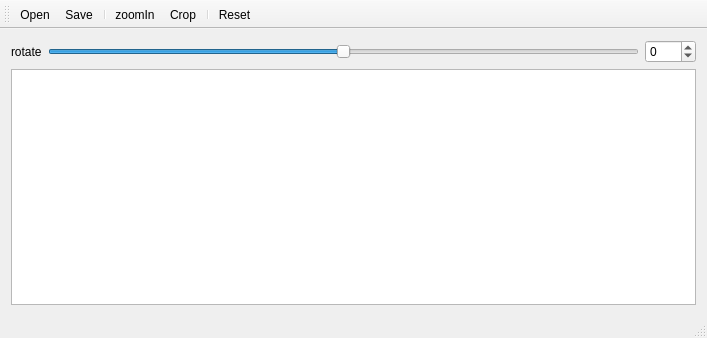
Qt form ImageViewer/mainwindow.ui (HazemSamir/QImageViewer) before a commit.
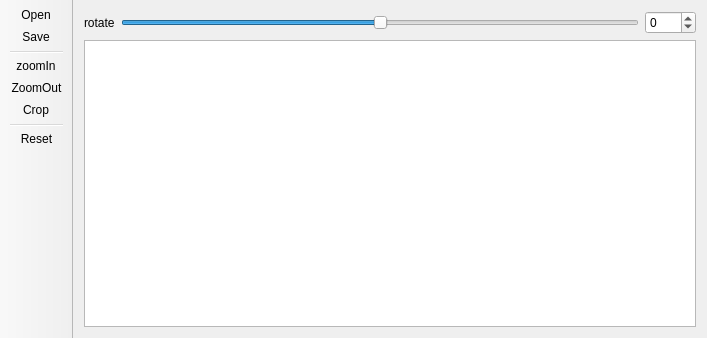
The same form after that commit. Icons and pictures are not drawn.

Commit message: Change zoomin and default cursor and add zoom using Wheel

What changed in the file:
```diff
--- a/ImageViewer/mainwindow.ui
+++ b/ImageViewer/mainwindow.ui
@@ -78,13 +78,18 @@
     </item>
    </layout>
   </widget>
-  <widget class="QStatusBar" name="statusBar"/>
   <widget class="QToolBar" name="toolBar">
    <property name="windowTitle">
     <string>toolBar</string>
    </property>
+   <property name="movable">
+    <bool>false</bool>
+   </property>
+   <property name="floatable">
+    <bool>false</bool>
+   </property>
    <attribute name="toolBarArea">
-    <enum>TopToolBarArea</enum>
+    <enum>LeftToolBarArea</enum>
    </attribute>
    <attribute name="toolBarBreak">
     <bool>false</bool>
@@ -93,7 +98,7 @@
    <addaction name="actionSave"/>
    <addaction name="separator"/>
    <addaction name="actionZoomIn"/>
-   <addaction name="actionZoomOut (P)"/>
+   <addaction name="actionZoomOut"/>
    <addaction name="actionCrop"/>
    <addaction name="separator"/>
    <addaction name="actionReset"/>
@@ -146,7 +151,7 @@
     <string>O</string>
    </property>
   </action>
-  <action name="actionZoomOut (P)">
+  <action name="actionZoomOut">
    <property name="icon">
     <iconset>
      <normalon>:/icons/icons/zoomout.png</normalon>
```
Left out of the diff: 13 changed lines with no effect on the pictures. The commit also changes 6 other files.
